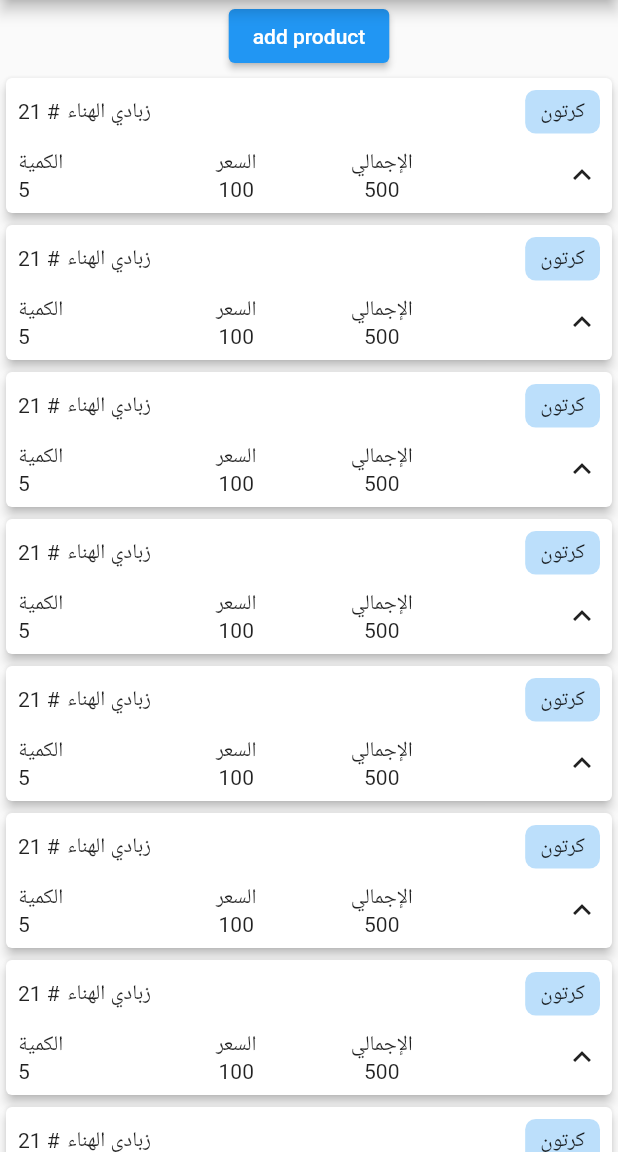
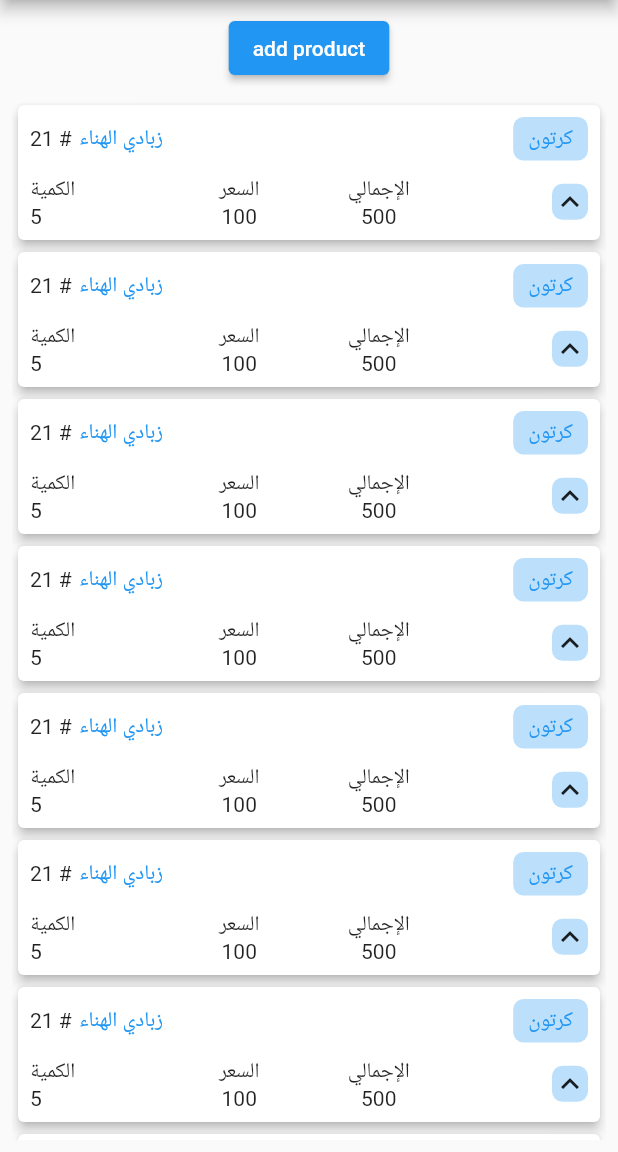
Before and after one commit to hassanMohammedDEV/Responsive-UIApp, a Flutter app: the screen it shows after launch, on a phone screen of 412 x 824 dp, the part 84-1236 px from its top. Run offline on Flutter 3.47's test engine with Material 2 defaults, Android fonts, the phone set to English and light mode, and no system bars.

Commit message:
add color to icon button.

```diff
--- a/lib/ui/sales/sales_card.dart
+++ b/lib/ui/sales/sales_card.dart
@@ -20,10 +20,10 @@ class SalesCard extends StatelessWidget {
                     children: [
                       Row(
                         mainAxisAlignment: MainAxisAlignment.start,
-                        children: const [
-                          Text('21 #'),
-                          SizedBox(width: 5),
-                          Text('زبادي الهناء')
+                        children:  [
+                          const Text('21 #'),
+                          const SizedBox(width: 5),
+                          Text('زبادي الهناء',style: TextStyle(color: Theme.of(context).primaryColor),)
                         ],
                       ),
                     ],
@@ -39,7 +39,7 @@ class SalesCard extends StatelessWidget {
                         color: Colors.blue.withOpacity(0.3),
                         borderRadius: BorderRadius.circular(7),
                       ),
-                      child: const Text('كرتون'),
+                      child: const Text('كرتون',style: TextStyle(color: Colors.blue)),
                     ),
                   ],
                 ),),
@@ -70,8 +70,10 @@ class SalesCard extends StatelessWidget {
                 ),),
                  Expanded(child: Column(
                    crossAxisAlignment: CrossAxisAlignment.end,
-                  children: const [
-                    InkWell(child: Icon(Icons.keyboard_arrow_up),),
+                  children: [
+                    Container(
+                        decoration: BoxDecoration(
+                            borderRadius: BorderRadius.circular(7),color: Colors.blue.withOpacity(0.3)), child:  const InkWell(child: Icon(Icons.keyboard_arrow_up),),),
                   ],
                 ),)
               ],
--- a/lib/ui/sales/sales_screen.dart
+++ b/lib/ui/sales/sales_screen.dart
@@ -11,9 +11,12 @@ class SalesScreen extends StatelessWidget {
         title: Text(screenTitle),
 
       ),
-      body: Column(
+      body: Padding(
+        padding: const EdgeInsets.all(8.0),
+        child: Column(
           children: [
             ElevatedButton(onPressed: ()=>{}, child:const Text('add product'),),
+            const SizedBox(height: 10),
             Expanded(child: ListView.builder(
               itemCount: 10,
                 itemBuilder: (context,index){
@@ -21,6 +24,7 @@ class SalesScreen extends StatelessWidget {
             }))
           ],
         ),
+      ),
     );
   }
 }
```
Lines whose indentation alone changed are shown as unchanged.
